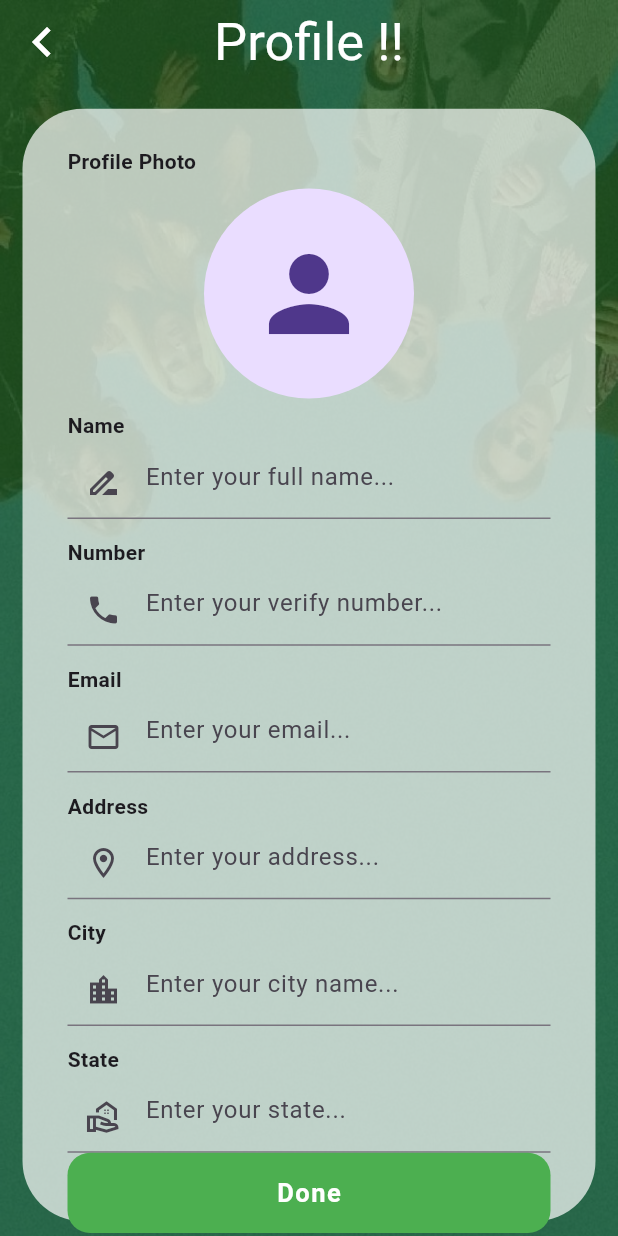
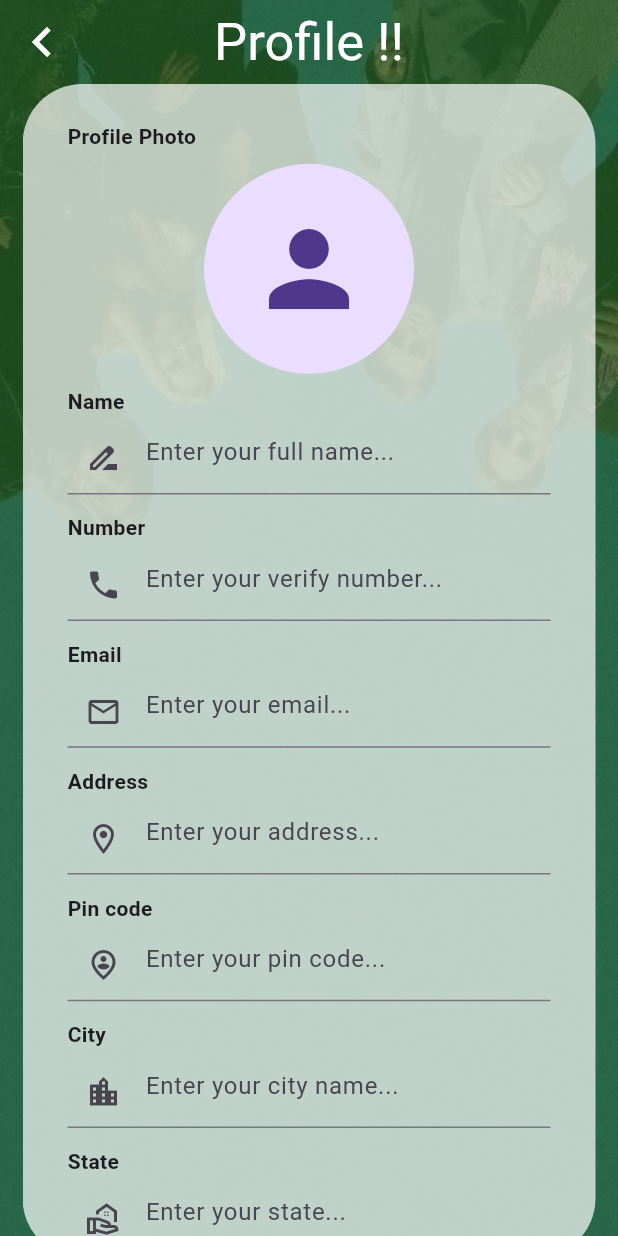
Before and after one commit to barad-rajbha/first_project, a Flutter app: the AccountPage screen opened by its route, on a phone screen of 412 x 824 dp. Run offline on Flutter 3.47's test engine with Material 3 defaults, Android fonts, the phone set to English and light mode, and no system bars; our stand-ins replace cloud_firestore, firebase_auth, firebase_core, firebase_storage, image_picker, lottie; accounts and stored records are empty; network calls fail; project files that could hold a hidden picture were left out.

Commit message:
12-06-2024

```diff
--- a/lib/controller/controller.dart
+++ b/lib/controller/controller.dart
@@ -16,6 +16,7 @@ class UserData extends ChangeNotifier {
   TextEditingController name = TextEditingController();
   TextEditingController email = TextEditingController();
   TextEditingController address = TextEditingController();
+  TextEditingController pincode = TextEditingController();
   TextEditingController city = TextEditingController();
   TextEditingController state = TextEditingController();
 
--- a/lib/model/userdetails.dart
+++ b/lib/model/userdetails.dart
@@ -1,5 +1,3 @@
-import 'package:flutter/cupertino.dart';
-
 class User {
   String name;
   String email;
--- a/lib/screen/accountpage.dart
+++ b/lib/screen/accountpage.dart
@@ -43,17 +43,12 @@ class _AccountPageState extends State<AccountPage> {
         ),
         // backgroundColor: Colors.transparent,
         backgroundColor: Colors.green.shade900.withOpacity(0.7),
-        body: SingleChildScrollView(
-          child: Column(
-            children: [
-               SizedBox(
-                height: displaywidth * 0.02,
-              ),
-              Padding(
+        body: Padding(
           padding: const EdgeInsets.only(right: 15, left: 15),
+          child: SingleChildScrollView(
             child: Container(
               width: double.infinity,
-                  height: displaywidth * 0.900,
+              height: displaywidth * 0.95,
               decoration: BoxDecoration(
                 color: Colors.white.withOpacity(0.7),
                 borderRadius: const BorderRadius.all(
@@ -61,8 +56,7 @@ class _AccountPageState extends State<AccountPage> {
                 ),
               ),
               child: Padding(
-                    padding:
-                        const EdgeInsets.only(top: 25, right: 30, left: 30),
+                padding: const EdgeInsets.only(top: 25, right: 30, left: 30),
                 child: Column(
                   crossAxisAlignment: CrossAxisAlignment.start,
                   children: [
@@ -85,8 +79,7 @@ class _AccountPageState extends State<AccountPage> {
                               child: Column(
                                 mainAxisAlignment:
                                     MainAxisAlignment.spaceEvenly,
-                                    crossAxisAlignment:
-                                        CrossAxisAlignment.start,
+                                crossAxisAlignment: CrossAxisAlignment.start,
                                 children: [
                                   Row(
                                     children: [
@@ -98,8 +91,8 @@ class _AccountPageState extends State<AccountPage> {
                                           radius: displaywidth * 0.03,
                                           backgroundColor:
                                               Colors.green.withOpacity(0.5),
-                                              child: const Icon(Icons.photo,
-                                                  size: 30),
+                                          child:
+                                              const Icon(Icons.photo, size: 30),
                                         ),
                                       ),
                                       SizedBox(width: displaywidth * 0.015),
@@ -244,6 +237,27 @@ class _AccountPageState extends State<AccountPage> {
                       height: displaywidth * 0.015,
                     ),
                     const Text(
+                      'Pin code',
+                      style: TextStyle(fontWeight: FontWeight.bold),
+                    ),
+                    SizedBox(
+                      height: displaywidth * 0.005,
+                    ),
+                    TextFormField(
+                      controller: providerdata.pincode,
+                      keyboardType: TextInputType.number,
+                      decoration: const InputDecoration(
+                        prefixIcon: Icon(Icons.person_pin_circle_outlined),
+                        hintText: 'Enter your pin code...',
+                        focusedBorder: UnderlineInputBorder(
+                          borderSide: BorderSide(color: Colors.amber),
+                        ),
+                      ),
+                    ),
+                    SizedBox(
+                      height: displaywidth * 0.015,
+                    ),
+                    const Text(
                       'City',
                       style: TextStyle(fontWeight: FontWeight.bold),
                     ),
@@ -285,20 +299,7 @@ class _AccountPageState extends State<AccountPage> {
                     const Spacer(),
                     InkWell(
                       onTap: () async {
-                            FireStoreData.fireStoreData.addData(
-                                providerdata.name.text.toString(),
-                                providerdata.number.text.toString(),
-                                providerdata.email.text.toString(),
-                                providerdata.address.text.toString(),
-                                providerdata.city.text.toString(),
-                                providerdata.state.text.toString());
-                            providerdata.name.clear();
-                            providerdata.number.clear();
-                            providerdata.email.clear();
-                            providerdata.address.clear();
-                            providerdata.city.clear();
-                            providerdata.state.clear();
-                            providerdata.imageFile == null;
+                        FireStoreData.fireStoreData.addData(context);
                         Navigator.of(context).pushReplacementNamed('home');
                       },
                       child: Container(
@@ -325,8 +326,6 @@ class _AccountPageState extends State<AccountPage> {
               ),
             ),
           ),
-            ],
-          ),
         ),
       ),
     );
--- a/lib/screen/homepage.dart
+++ b/lib/screen/homepage.dart
@@ -1,5 +1,6 @@
 import 'package:flutter/material.dart';
 import 'package:uireprika/widgets/nevbar.dart';
+import '../widgets/drawer.dart';
 import '../widgets/orders.dart';
 
 class HomePage extends StatefulWidget {
@@ -31,11 +32,8 @@ class _HomePageState extends State<HomePage> {
           )
         ],
         title: Text('Dashboard'),
-        leading: IconButton(
-          onPressed: () {},
-          icon: Icon(Icons.menu),
-        ),
       ),
+      drawer: DrawerData(),
       body: Padding(
         padding: const EdgeInsets.all(16.0),
         child: ListView(
--- a/lib/screen/spalesh.dart
+++ b/lib/screen/spalesh.dart
@@ -1,4 +1,5 @@
 import 'dart:async';
+import 'package:firebase_auth/firebase_auth.dart';
 import 'package:flutter/material.dart';
 import 'package:lottie/lottie.dart';
 
@@ -15,7 +16,9 @@ class _SpaleshPageState extends State<SpaleshPage> {
     // TODO: implement initState
     super.initState();
     Timer(Duration(seconds: 3), () {
-      Navigator.of(context).pushReplacementNamed('/');
+      (FirebaseAuth.instance.currentUser != null)
+          ? Navigator.of(context).pushReplacementNamed('home')
+          : Navigator.of(context).pushReplacementNamed('/');
     });
   }
 
```
Also changed, not shown: lib/firebase_helper/helper.dart (+42 -27 lines), lib/screen/welcomepage.dart (+15 -13 lines), lib/widgets/drawer.dart (added, +74 -0 lines). Lines whose indentation alone changed are shown as unchanged.
